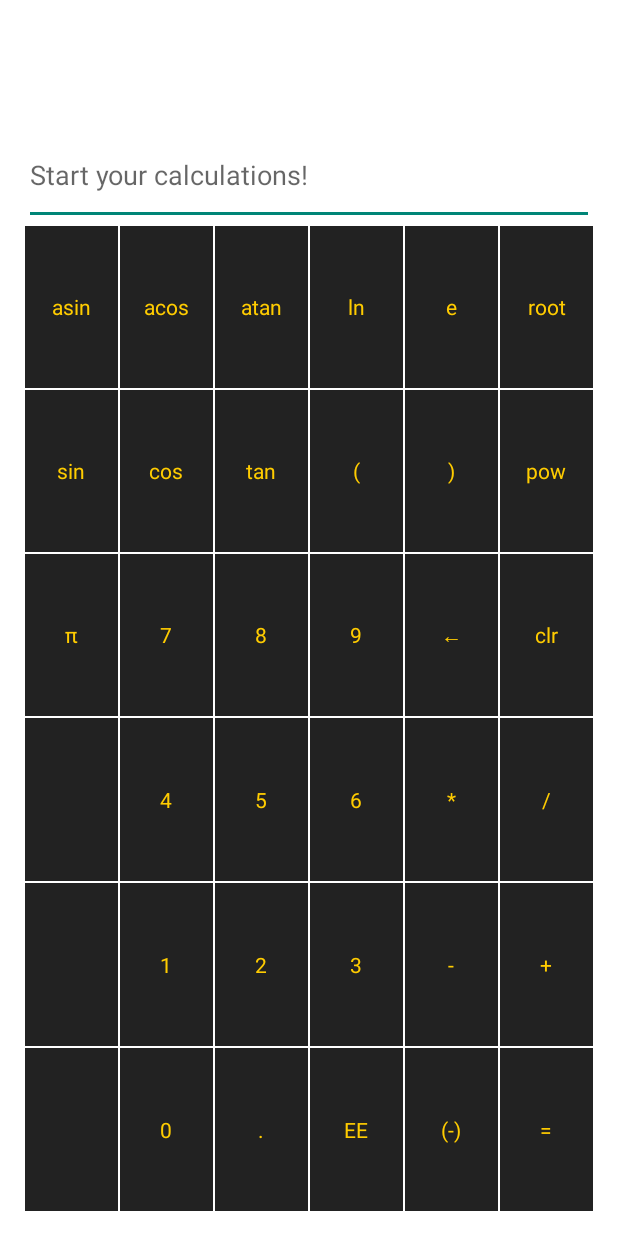
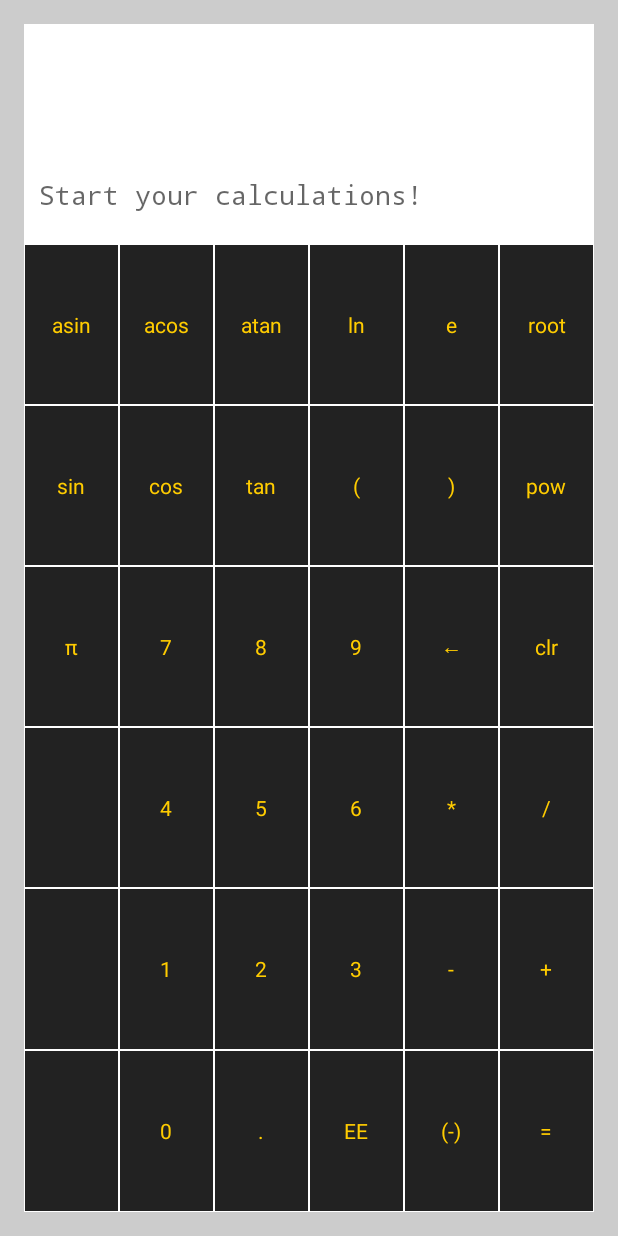
Before and after one commit to patricklin/Scientific-Calcul8r, an Android app: the screen it shows after launch (MainActivity), on a phone screen of 412 x 824 dp. Run offline under Robolectric (Android 15) with nearby library versions, the phone set to English and light mode, and no system bars.

```diff
--- a/app/build.gradle
+++ b/app/build.gradle
@@ -22,4 +22,6 @@ android {
 dependencies {
     compile fileTree(dir: 'libs', include: ['*.jar'])
     compile 'com.android.support:appcompat-v7:21.0.3'
+    compile files('libs/log4j-1.2.11.jar')
+    compile files('libs/symja-2015-02-22.jar')
 }
--- a/app/src/main/res/layout/activity_main.xml
+++ b/app/src/main/res/layout/activity_main.xml
@@ -8,19 +8,24 @@
     android:paddingRight="@dimen/activity_horizontal_margin"
     android:paddingTop="@dimen/activity_vertical_margin"
     tools:context=".Home"
-    android:background="#fff" >
+    android:background="#ccc" >
 
     <TextView
         android:layout_width="fill_parent"
         android:layout_height="wrap_content"
         android:lines="4"
+        android:background="#fff"
+        android:padding="10px"
         android:id="@+id/calcHistory" />
 
     <EditText
         android:layout_width="fill_parent"
         android:layout_height="wrap_content"
+        android:typeface="monospace"
         android:text="@string/disp"
         android:lines="2"
+        android:background="#fff"
+        android:padding="10dp"
         android:id = "@+id/display"
         android:hint="@string/dispHint" />
 
```
Also changed, not shown: app/src/main/java/com/example/patrick/calculator/SymjaParser.java (added, +32 -0 lines), 1 other file.
